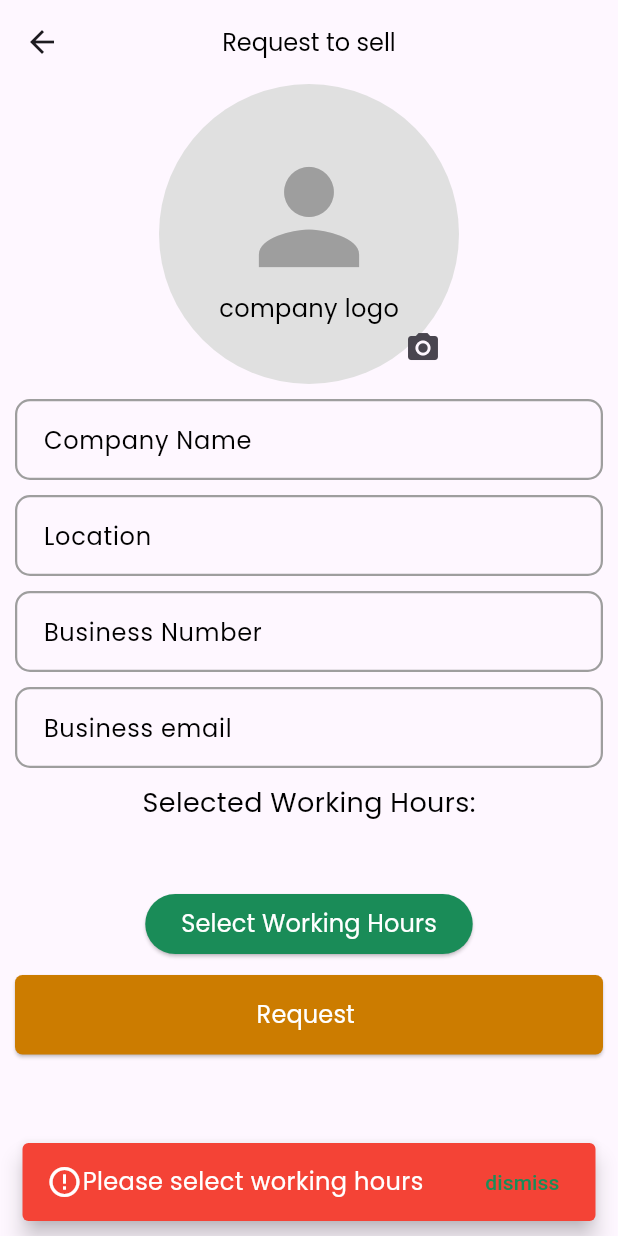
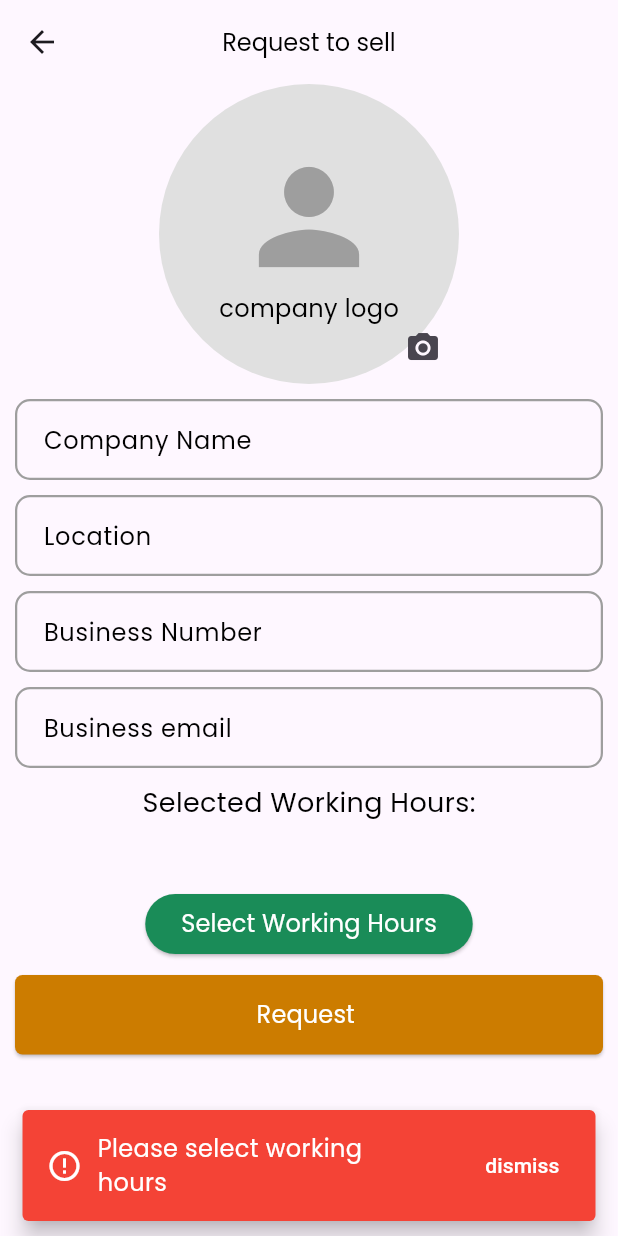
Before and after one commit to Adoneg/Agricma, a Flutter app: the RequestToSell screen opened by its route, after a tap on "Request", on a phone screen of 412 x 824 dp. Run offline on Flutter 3.47's test engine with Material 3 defaults, Android fonts, the phone set to English and light mode, and no system bars; our stand-ins replace bloc, dio, flutter_bloc, flutter_rating_bar, flutter_screenutil, flutter_secure_storage and 6 more; missing offline and left inert: dotenv; accounts and stored records are empty; project files that could hold a hidden picture were left out.

Commit message:
fixed some things

```diff
--- a/agricu/lib/routes/route_names.dart
+++ b/agricu/lib/routes/route_names.dart
@@ -12,7 +12,7 @@ class RoutePath {
   static const notifications = "/notifications";
   static const payment = "/payment";
   static const verifyEmail = "/verify";
-  static const success = "/success";
+  static const success = "success";
   static const forgotPasswordSub = "forgot-password";
   static const requestToSell = "request-to-sell";
   static const uploadProduct = "upload-product";
--- a/agricu/lib/routes/routes.dart
+++ b/agricu/lib/routes/routes.dart
@@ -114,7 +114,20 @@ class RouterClass {
                             builder: (context, state) {
                               return const UploadProduct();
                             },
-                        )
+                            routes: [
+                              GoRoute(
+                                  name: 'success-product',
+                                  path: RoutePath.success + "-product",
+                                  builder: (context, state) {
+                                    return Success(
+                                      message: state.uri
+                                          .queryParameters['message'] as String,
+                                      onPressed: () {
+                                        context.replace(RoutePath.home);
+                                      },
+                                    );
+                                  })
+                            ])
                       ]),
                 ]),
                 StatefulShellBranch(navigatorKey: shellNavigatorKey, routes: [
@@ -146,26 +159,24 @@ class RouterClass {
                             path: RoutePath.requestToSell,
                             builder: (context, state) {
                               return const RequestToSell();
-                            })
-                      ]),
-                ]),
-              ]),
+                            },
+                            routes: [
                               GoRoute(
                                   name: 'success',
                                   path: RoutePath.success,
                                   builder: (context, state) {
                                     return Success(
-                  message: state.uri.queryParameters['message'] as String,
+                                      message: state.uri
+                                          .queryParameters['message'] as String,
                                       onPressed: () {
-                    if (state.uri.queryParameters['message'] ==
-                        'Request To Sell Sent Successfully') {
                                         context.replace(RoutePath.profile);
-                    } else {
-                      context.replace(RoutePath.profile);
-                    }
                                       },
                                     );
                                   })
+                            ]),
+                      ]),
+                ]),
+              ]),
         ]);
   }
 
--- a/agricu/lib/widgets/custom_snackbars.dart
+++ b/agricu/lib/widgets/custom_snackbars.dart
@@ -1,12 +1,13 @@
 import 'package:agricu/themes/colors.dart';
 import 'package:agricu/themes/style.dart';
 import 'package:flutter/material.dart';
+import 'package:gap/gap.dart';
 
 snackBar(String message, Function() dismiss, BuildContext context,
     {Color textColor = Colors.white}) {
   return SnackBar(
     dismissDirection: DismissDirection.horizontal,
-    duration: const Duration(milliseconds: 1000),
+    duration: const Duration(milliseconds: 3000),
     behavior: SnackBarBehavior.floating,
     backgroundColor: Colors.red,
     content: Row(
@@ -15,16 +16,21 @@ snackBar(String message, Function() dismiss, BuildContext context,
           Icons.error_outline,
           color: Colors.white,
         ),
-        Text(
-          message,
-          style: AppStyles.regular.copyWith(color: textColor),
+        const Gap(10),
+        SizedBox(
+          width: MediaQuery.of(context).size.width * 0.5,
+          child: Text(
+            message,
+            style: AppStyles.regular.copyWith(color: textColor),
+            maxLines: 3,
+          ),
         ),
       ],
     ),
     action: SnackBarAction(
       label: 'dismiss',
       onPressed: dismiss,
-      textColor: darkGreen,
+      textColor: Colors.white,
     ),
   );
 }
```
Also changed, not shown: agricu/lib/screens/upload_product/view/upload_product.dart (+17 -1 lines). Lines whose indentation alone changed are shown as unchanged.
